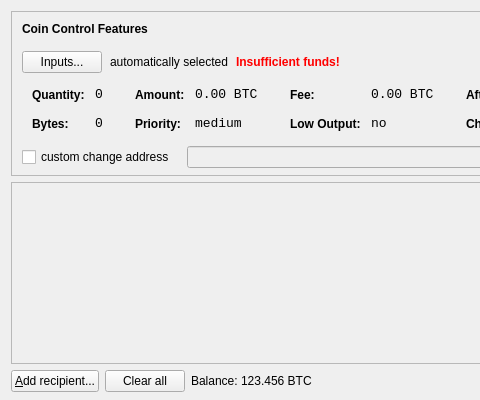
The window that src/qt/forms/sendcoinsdialog.ui (PaycoinFoundation/paycoin) describes before a commit, drawn with Qt 5; both pictures show x 0 to 480 and y 0 to 400 of the 850 by 400 pixel window.
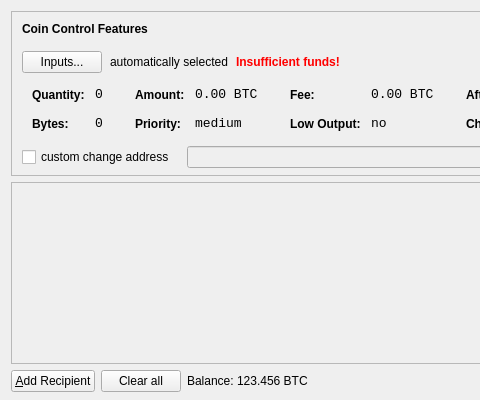
The same window after the commit. Icons and pictures are not drawn.

Commit message: Harmonise the use of ellipsis ("...") to be used in menus, but not on buttons / update some strings to be more informative

The edit to the form file:
```diff
--- a/src/qt/forms/sendcoinsdialog.ui
+++ b/src/qt/forms/sendcoinsdialog.ui
@@ -665,7 +665,7 @@
         <string>Send to multiple recipients at once</string>
        </property>
        <property name="text">
-        <string>&amp;Add recipient...</string>
+        <string>&amp;Add Recipient</string>
        </property>
        <property name="icon">
         <iconset resource="../bitcoin.qrc">
```
Left out of the diff: 2 changed lines with no effect on the pictures. The commit also changes 4 other files.
